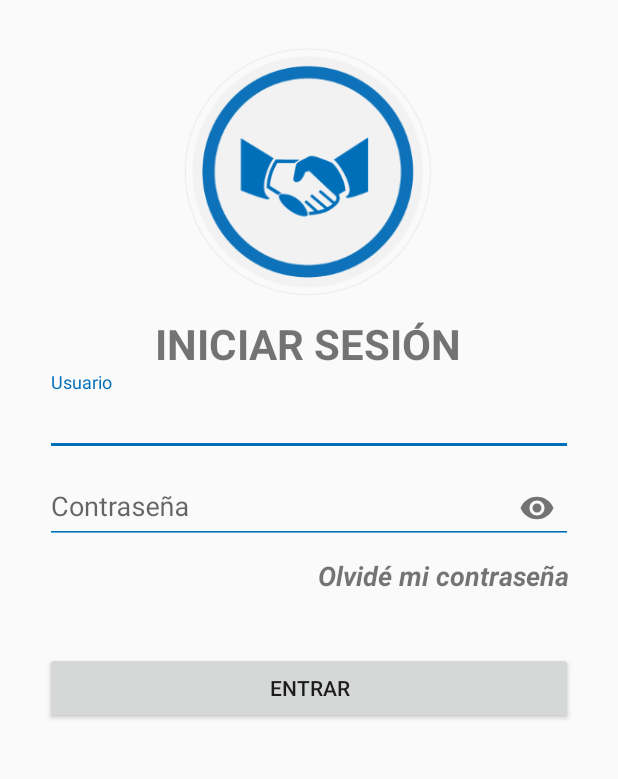
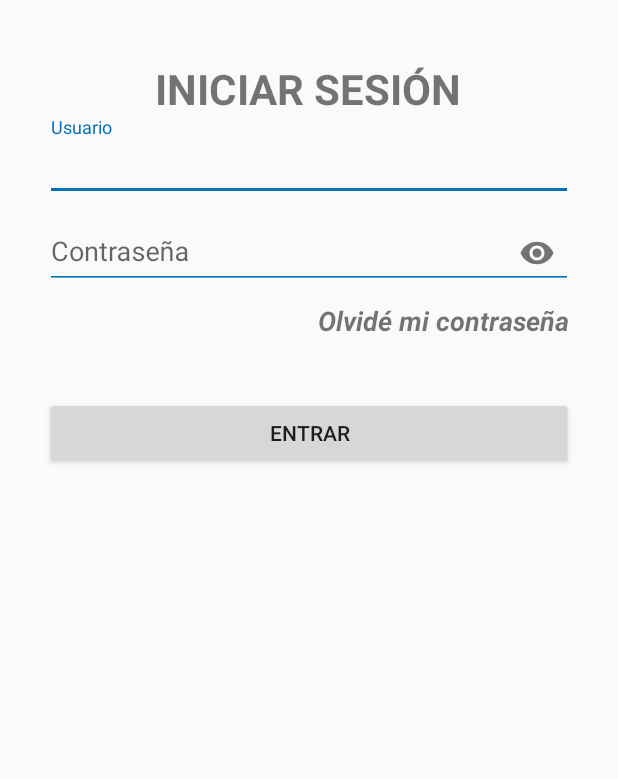
Before and after one commit to piparci/FreeMercR, an Android app: the screen it shows after launch (MainActivity), on a phone screen of 412 x 824 dp, the part 131-910 px from its top. Run offline under Robolectric (Android 15) with nearby library versions, the phone set to English and light mode, and no system bars.

Commit message:
Repositorio 2

```diff
--- a/app/src/main/res/layout/activity_main.xml
+++ b/app/src/main/res/layout/activity_main.xml
@@ -38,12 +38,7 @@
           android:layout_marginTop="30dp"
           android:gravity="center">
 
-        <ImageView
-            android:id="@+id/imageView"
-            android:layout_width="170dp"
-            android:layout_height="170dp"
-            android:layout_gravity="center"
-            app:srcCompat="@mipmap/icono_freemerc" />
+
       </LinearLayout>
 
       <LinearLayout
```
